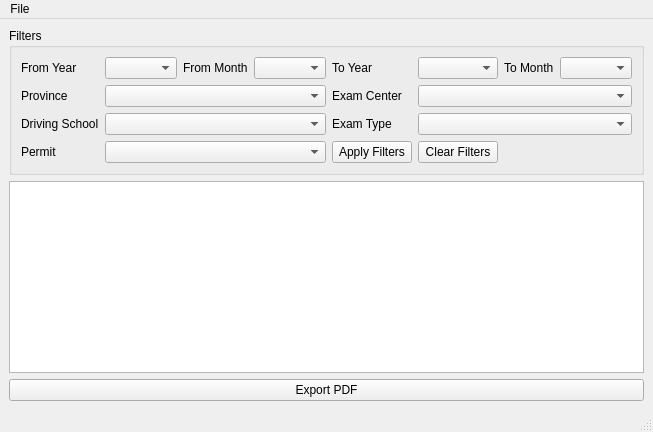
The window that driving_exams/ui/main_window.ui (Chon-Hang-Wong-Vivaldo-clase/Driving_Exam_statistics) describes before a commit, drawn with Qt 5.
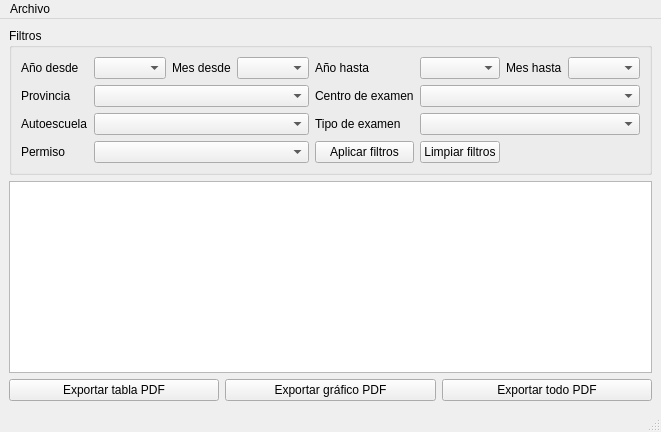
The same window after the commit.

Commit message: Commit: export buttons fixed

```diff
--- a/driving_exams/ui/main_window.ui
+++ b/driving_exams/ui/main_window.ui
@@ -10,13 +10,13 @@
     <item>
      <widget class="QGroupBox" name="filtersGroup">
       <property name="title">
-       <string>Filters</string>
+       <string>Filtros</string>
       </property>
       <layout class="QGridLayout" name="filtersLayout">
        <item row="0" column="0">
         <widget class="QLabel" name="labelFromYear">
          <property name="text">
-          <string>From Year</string>
+          <string>Año desde</string>
          </property>
         </widget>
        </item>
@@ -26,7 +26,7 @@
        <item row="0" column="2">
         <widget class="QLabel" name="labelFromMonth">
          <property name="text">
-          <string>From Month</string>
+          <string>Mes desde</string>
          </property>
         </widget>
        </item>
@@ -36,7 +36,7 @@
        <item row="0" column="4">
         <widget class="QLabel" name="labelToYear">
          <property name="text">
-          <string>To Year</string>
+          <string>Año hasta</string>
          </property>
         </widget>
        </item>
@@ -46,7 +46,7 @@
        <item row="0" column="6">
         <widget class="QLabel" name="labelToMonth">
          <property name="text">
-          <string>To Month</string>
+          <string>Mes hasta</string>
          </property>
         </widget>
        </item>
@@ -57,7 +57,7 @@
        <item row="1" column="0">
         <widget class="QLabel" name="labelProvince">
          <property name="text">
-          <string>Province</string>
+          <string>Provincia</string>
          </property>
         </widget>
        </item>
@@ -67,7 +67,7 @@
        <item row="1" column="4">
         <widget class="QLabel" name="labelExamCenter">
          <property name="text">
-          <string>Exam Center</string>
+          <string>Centro de examen</string>
          </property>
         </widget>
        </item>
@@ -78,7 +78,7 @@
        <item row="2" column="0">
         <widget class="QLabel" name="labelDrivingSchool">
          <property name="text">
-          <string>Driving School</string>
+          <string>Autoescuela</string>
          </property>
         </widget>
        </item>
@@ -88,7 +88,7 @@
        <item row="2" column="4">
         <widget class="QLabel" name="labelExamType">
          <property name="text">
-          <string>Exam Type</string>
+          <string>Tipo de examen</string>
          </property>
         </widget>
        </item>
@@ -99,7 +99,7 @@
        <item row="3" column="0">
         <widget class="QLabel" name="labelPermit">
          <property name="text">
-          <string>Permit</string>
+          <string>Permiso</string>
          </property>
         </widget>
        </item>
@@ -109,14 +109,14 @@
        <item row="3" column="4">
         <widget class="QPushButton" name="btnApplyFilters">
          <property name="text">
-          <string>Apply Filters</string>
+          <string>Aplicar filtros</string>
          </property>
         </widget>
        </item>
        <item row="3" column="5">
         <widget class="QPushButton" name="btnClearFilters">
          <property name="text">
-          <string>Clear Filters</string>
+          <string>Limpiar filtros</string>
          </property>
         </widget>
        </item>
@@ -131,7 +131,21 @@
       <item>
        <widget class="QPushButton" name="btnPrintPdf">
         <property name="text">
-         <string>Export PDF</string>
+         <string>Exportar tabla PDF</string>
+        </property>
+       </widget>
+      </item>
+      <item>
+       <widget class="QPushButton" name="btnPrintChartPdf">
+        <property name="text">
+         <string>Exportar gráfico PDF</string>
+        </property>
+       </widget>
+      </item>
+      <item>
+       <widget class="QPushButton" name="btnPrintBothPdf">
+        <property name="text">
+         <string>Exportar todo PDF</string>
         </property>
        </widget>
       </item>
@@ -148,10 +162,10 @@
      <height>26</height>
     </rect>
    </property>
-   <widget class="QMenu" name="menuFile">
-    <property name="title">
-     <string>File</string>
-    </property>
+  <widget class="QMenu" name="menuFile">
+   <property name="title">
+    <string>Archivo</string>
+   </property>
     <addaction name="actionImportCsv"/>
     <addaction name="actionExit"/>
    </widget>
```
Left out of the diff: 6 changed lines with no effect on the pictures. The commit also changes 7 other files.
